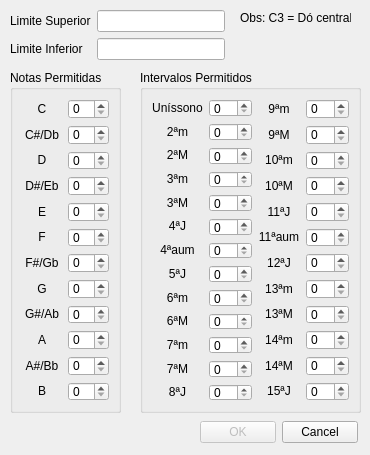
Above: melodicsetupform.ui from henriqueinonhe/note-spitter before the change. Below: the same form after it.
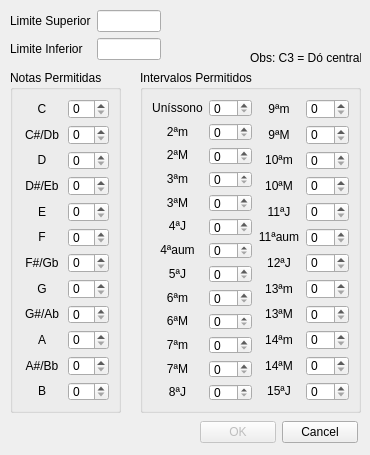
That is the form after the change.

```diff
--- a/melodicsetupform.ui
+++ b/melodicsetupform.ui
@@ -22,8 +22,8 @@
   <widget class="QLabel" name="label_38">
    <property name="geometry">
     <rect>
-     <x>240</x>
-     <y>10</y>
+     <x>250</x>
+     <y>50</y>
      <width>111</width>
      <height>16</height>
     </rect>
@@ -249,7 +249,7 @@
     <rect>
      <x>10</x>
      <y>10</y>
-     <width>215</width>
+     <width>151</width>
      <height>50</height>
     </rect>
    </property>
```
Left out of the diff: 2 changed lines with no effect on the pictures.
